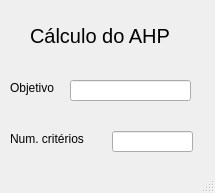
GussSoares/2017.2, file ES/interface/tela1.ui: the form before one commit.
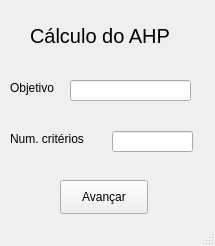
The form after the commit.

Diff of the .ui file:
```diff
--- a/ES/interface/tela1.ui
+++ b/ES/interface/tela1.ui
@@ -7,7 +7,7 @@
     <x>0</x>
     <y>0</y>
     <width>215</width>
-    <height>193</height>
+    <height>246</height>
    </rect>
   </property>
   <property name="windowTitle">
@@ -78,6 +78,19 @@
      <string>Cálculo do AHP</string>
     </property>
    </widget>
+   <widget class="QPushButton" name="pushButton">
+    <property name="geometry">
+     <rect>
+      <x>60</x>
+      <y>180</y>
+      <width>88</width>
+      <height>34</height>
+     </rect>
+    </property>
+    <property name="text">
+     <string>Avançar</string>
+    </property>
+   </widget>
   </widget>
   <widget class="QStatusBar" name="statusbar"/>
  </widget>
```
